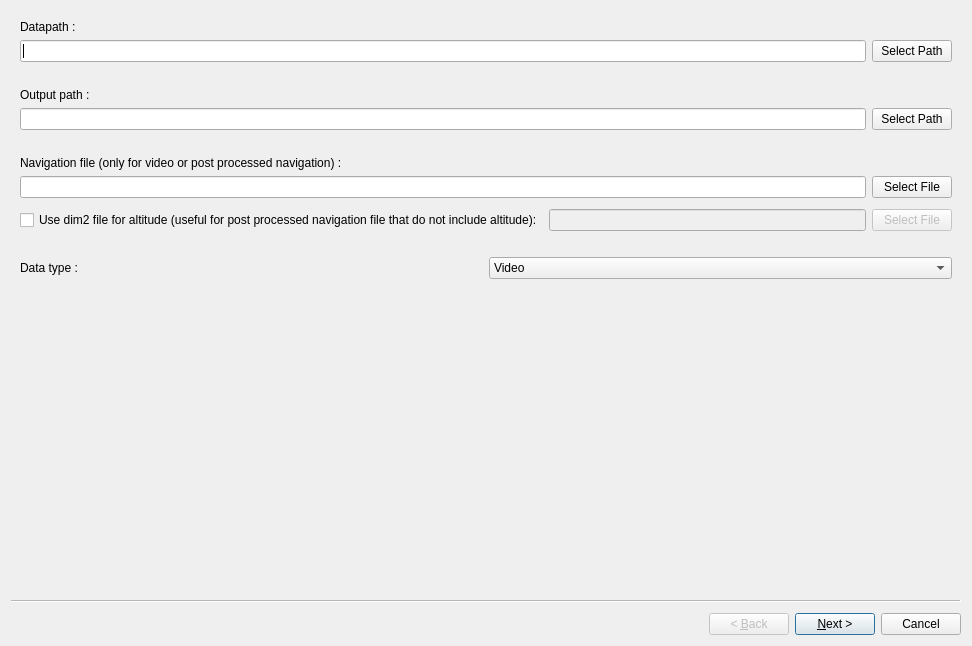
Old version of the form Src/Tools/DataPreprocessingWizard/data_preprocessing_wizard.ui in the repository IfremerUnderwater/Matisse.
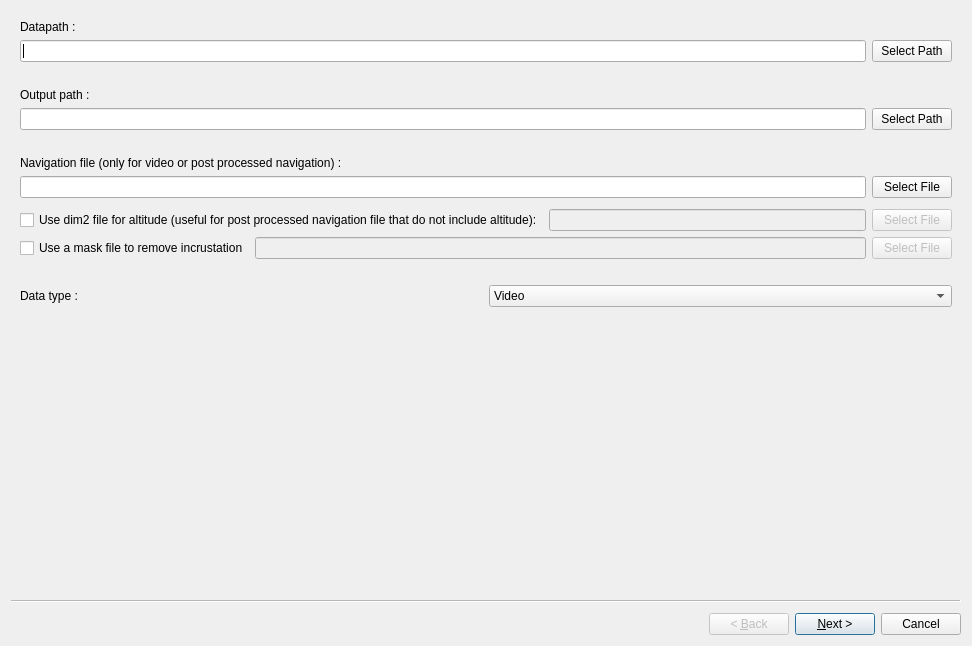
New version of the form.

```diff
--- a/Src/Tools/DataPreprocessingWizard/data_preprocessing_wizard.ui
+++ b/Src/Tools/DataPreprocessingWizard/data_preprocessing_wizard.ui
@@ -121,6 +121,40 @@
       </item>
      </layout>
     </item>
+    <item>
+     <layout class="QHBoxLayout" name="horizontalLayout_10">
+      <property name="leftMargin">
+       <number>0</number>
+      </property>
+      <property name="topMargin">
+       <number>0</number>
+      </property>
+      <item>
+       <widget class="QCheckBox" name="use_inpaint_mask">
+        <property name="text">
+         <string>Use a mask file to remove incrustation</string>
+        </property>
+       </widget>
+      </item>
+      <item>
+       <widget class="QLineEdit" name="mask_file_le">
+        <property name="enabled">
+         <bool>false</bool>
+        </property>
+       </widget>
+      </item>
+      <item>
+       <widget class="QPushButton" name="select_mask_file">
+        <property name="enabled">
+         <bool>false</bool>
+        </property>
+        <property name="text">
+         <string>Select File</string>
+        </property>
+       </widget>
+      </item>
+     </layout>
+    </item>
     <item>
      <layout class="QHBoxLayout" name="horizontalLayout_3">
       <property name="topMargin">
```
Left out of the diff: 2 changed lines with no effect on the pictures.
